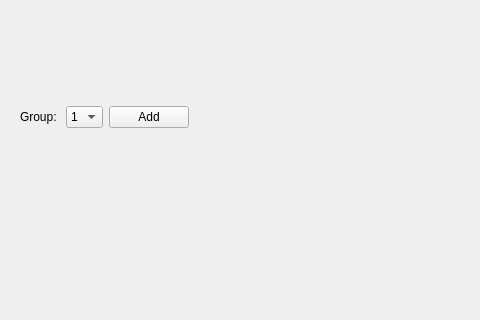
Qt form ClearMap/gui/creator/sample_picker.ui (ClearAnatomics/ClearMap) before a commit; both pictures show x 0 to 480 and y 0 to 320 of the 640 by 480 pixel window.
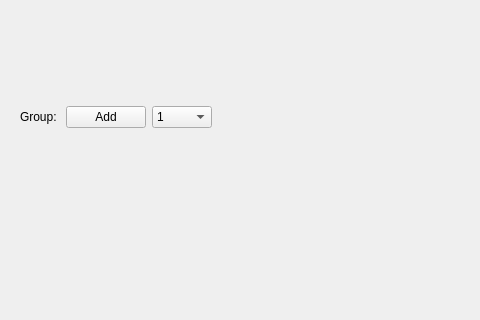
The same form after that commit. Icons and pictures are not drawn.

Commit message: GUI: Improves widgets layout in group analysis wizard

What changed in the file:
```diff
--- a/ClearMap/gui/creator/sample_picker.ui
+++ b/ClearMap/gui/creator/sample_picker.ui
@@ -24,8 +24,25 @@
         </property>
        </widget>
       </item>
+      <item>
+       <widget class="QPushButton" name="addGroupPushButton">
+        <property name="text">
+         <string>Add</string>
+        </property>
+        <property name="icon">
+         <iconset theme="add">
+          <normaloff>.</normaloff>.</iconset>
+        </property>
+       </widget>
+      </item>
       <item>
        <widget class="QComboBox" name="groupsComboBox">
+        <property name="minimumSize">
+         <size>
+          <width>60</width>
+          <height>0</height>
+         </size>
+        </property>
         <property name="currentText">
          <string>1</string>
         </property>
@@ -36,17 +53,6 @@
         </item>
        </widget>
       </item>
-      <item>
-       <widget class="QPushButton" name="addGroupPushButton">
-        <property name="text">
-         <string>Add</string>
-        </property>
-        <property name="icon">
-         <iconset theme="add">
-          <normaloff>.</normaloff>.</iconset>
-        </property>
-       </widget>
-      </item>
       <item>
        <spacer name="horizontalSpacer_2">
         <property name="orientation">
```
